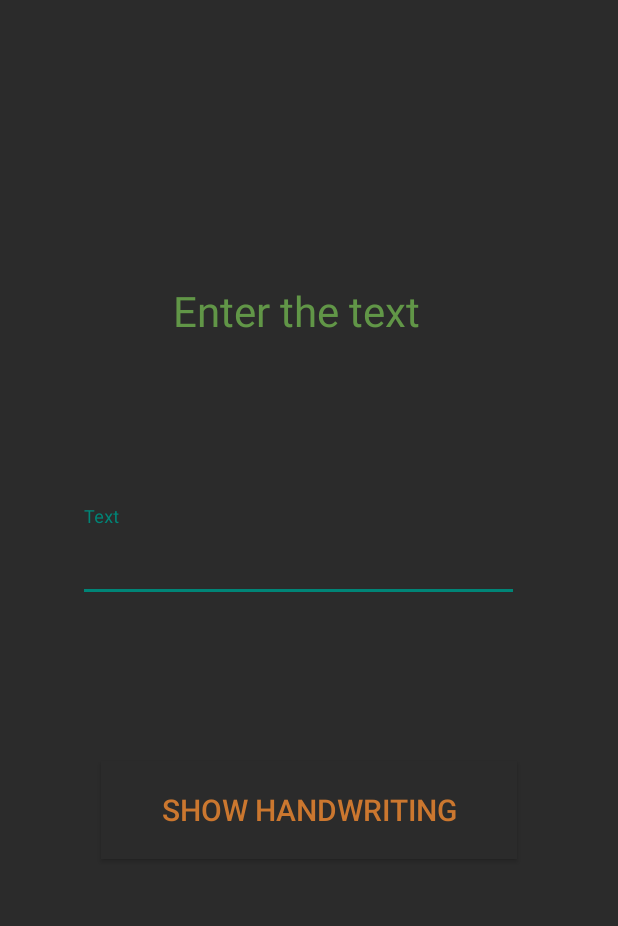
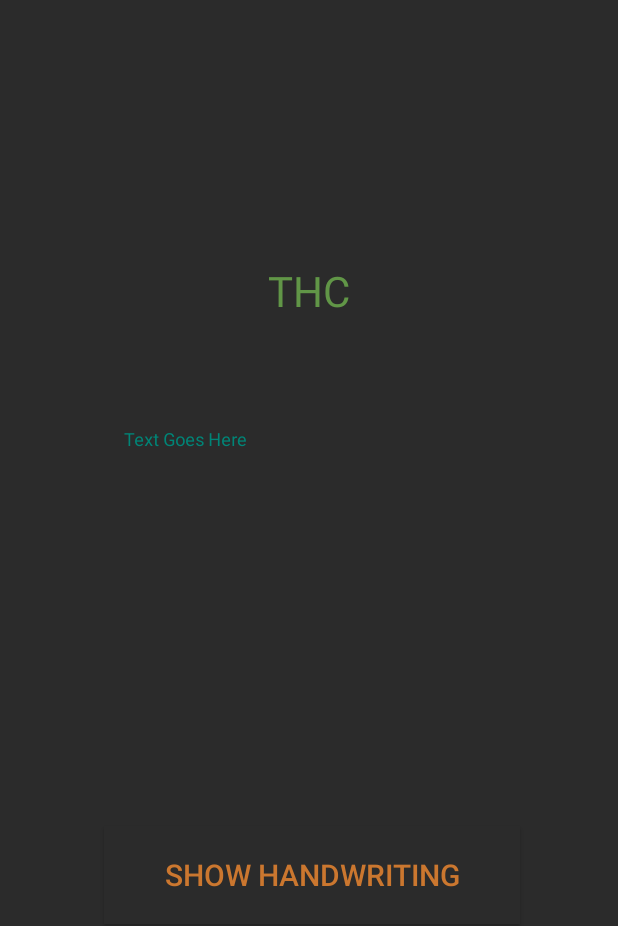
Before and after one commit to vishwa5854/AppForHandwriting, an Android app: the screen it shows after launch (MainActivity), on a phone screen of 412 x 824 dp. Shown: the top 926 px of the screen. Run offline under Robolectric (Android 15) with nearby library versions, the phone set to English and light mode, and no system bars.

Commit message:
Some UI changes

```diff
--- a/app/src/main/res/layout/activity_2.xml
+++ b/app/src/main/res/layout/activity_2.xml
@@ -11,30 +11,30 @@
         android:id="@+id/textView"
         android:layout_width="wrap_content"
         android:layout_height="wrap_content"
+        android:text="@string/choose_the_capital_letters_file"
         android:textColor="#CB772F"
-        android:text="@string/choose_the_capital_letters_file"
         android:textSize="28sp"
         app:layout_constraintBottom_toBottomOf="parent"
         app:layout_constraintHorizontal_bias="0.489"
         app:layout_constraintLeft_toLeftOf="parent"
         app:layout_constraintRight_toRightOf="parent"
         app:layout_constraintTop_toTopOf="parent"
-        app:layout_constraintVertical_bias="0.424" />
+        app:layout_constraintVertical_bias="0.33" />
 
     <Button
         android:id="@+id/chooseFile"
         android:layout_width="200dp"
         android:layout_height="54dp"
+        android:background="#2B2B2B"
         android:text="@string/choose_the_file"
         android:textColor="#619647"
-        android:background="#2B2B2B"
         android:textSize="20sp"
         app:layout_constraintBottom_toBottomOf="parent"
         app:layout_constraintEnd_toEndOf="parent"
-        app:layout_constraintHorizontal_bias="0.498"
+        app:layout_constraintHorizontal_bias="0.497"
         app:layout_constraintStart_toStartOf="parent"
         app:layout_constraintTop_toBottomOf="@+id/textView"
-        app:layout_constraintVertical_bias="0.142"
+        app:layout_constraintVertical_bias="0.439"
         tools:ignore="PrivateResource" />
 
 </androidx.constraintlayout.widget.ConstraintLayout>
--- a/app/src/main/res/layout/activity_main.xml
+++ b/app/src/main/res/layout/activity_main.xml
@@ -12,36 +12,37 @@
         android:id="@+id/textView2"
         android:layout_width="255dp"
         android:layout_height="44dp"
-        android:text="@string/enter_the_text"
+        android:text="@string/thc"
+        android:textAlignment="center"
         android:textColor="#619647"
         android:textSize="28sp"
         app:layout_constraintBottom_toBottomOf="parent"
-        app:layout_constraintHorizontal_bias="0.737"
         app:layout_constraintLeft_toLeftOf="parent"
         app:layout_constraintRight_toRightOf="parent"
         app:layout_constraintTop_toTopOf="parent"
-        app:layout_constraintVertical_bias="0.241" />
+        app:layout_constraintVertical_bias="0.224" />
 
     <Button
         android:id="@+id/press"
         android:layout_width="277dp"
         android:layout_height="65dp"
+        android:background="#2B2B2B"
         android:text="@string/show_handwriting"
-        android:background="#2B2B2B"
         android:textColor="#CB772F"
         android:textSize="20sp"
+        android:textAlignment="center"
         app:layout_constraintBottom_toBottomOf="parent"
         app:layout_constraintEnd_toEndOf="parent"
-        app:layout_constraintHorizontal_bias="0.498"
+        app:layout_constraintHorizontal_bias="0.514"
         app:layout_constraintStart_toStartOf="parent"
         app:layout_constraintTop_toTopOf="parent"
-        app:layout_constraintVertical_bias="0.669"
+        app:layout_constraintVertical_bias="0.726"
         tools:ignore="PrivateResource" />
 
     <com.google.android.material.textfield.TextInputLayout
         android:id="@+id/input_text"
         android:layout_width="294dp"
-        android:layout_height="68dp"
+        android:layout_height="200dp"
         android:layout_marginStart="52dp"
         android:layout_marginLeft="52dp"
         android:textColorHint="#9876AA"
@@ -52,11 +53,12 @@
 
         <com.google.android.material.textfield.TextInputEditText
             android:layout_width="match_parent"
-            android:layout_height="53dp"
-            android:hint="@string/text"
+            android:layout_height="200dp"
+            android:hint="          Text Goes Here"
             android:textColor="#9876AA"
             android:textSize="25sp" />
     </com.google.android.material.textfield.TextInputLayout>
 
 
+
 </androidx.constraintlayout.widget.ConstraintLayout>
--- a/app/src/main/res/values/strings.xml
+++ b/app/src/main/res/values/strings.xml
@@ -11,4 +11,5 @@
     <string name="choose_the_capital_letters_file">choose the capital letters file</string>
     <string name="enter_the_text">Enter the text</string>
     <string name="text">Text</string>
+    <string name="thc">THC</string>
 </resources>
```
